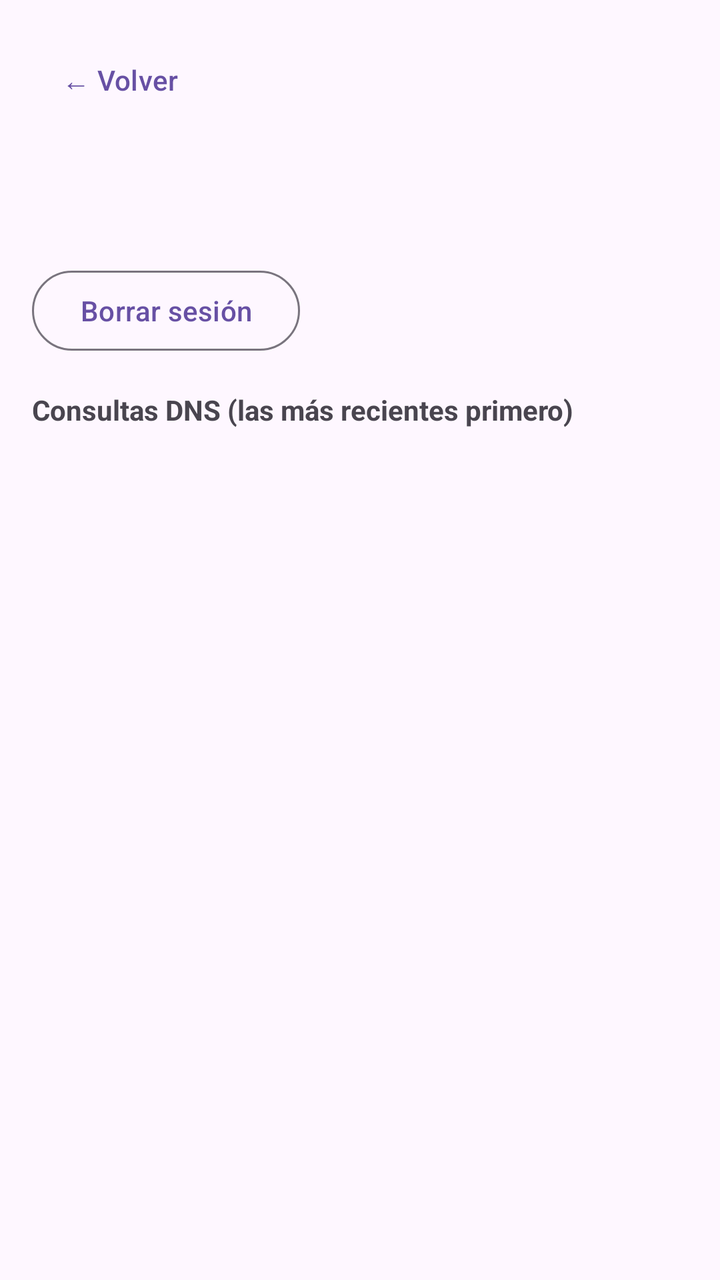
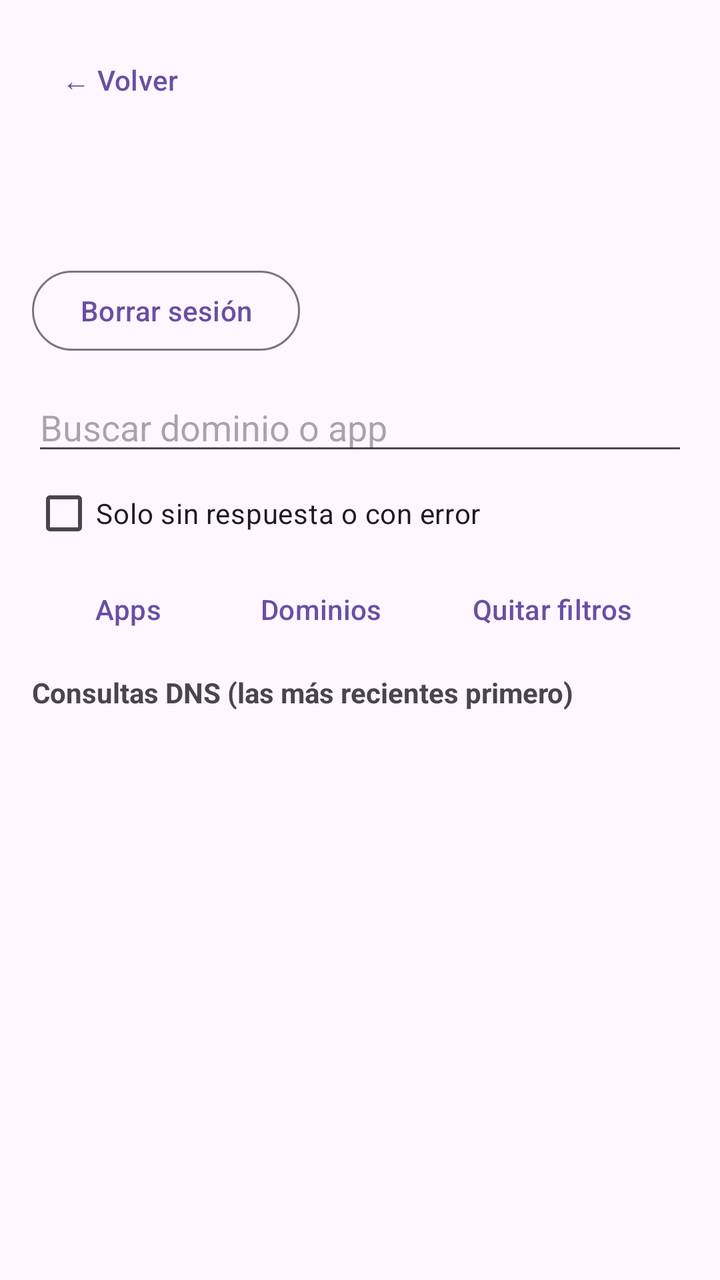

Screens rendered from an Android XML layout before and after an edit, with the pre-edit source and the edit as a unified diff.
<!-- AndroidManifest.xml: application theme Theme.Vigia -->
<!-- res/layout/activity_session_detail.xml -->
<?xml version="1.0" encoding="utf-8"?>
<LinearLayout xmlns:android="http://schemas.android.com/apk/res/android"
    android:layout_width="match_parent"
    android:layout_height="match_parent"
    android:orientation="vertical"
    android:padding="16dp">

    <com.google.android.material.button.MaterialButton
        android:id="@+id/btnVolver"
        style="@style/Widget.Material3.Button.TextButton"
        android:layout_width="wrap_content"
        android:layout_height="wrap_content"
        android:text="@string/volver" />

    <TextView
        android:id="@+id/detTitulo"
        android:layout_width="match_parent"
        android:layout_height="wrap_content"
        android:textSize="24sp"
        android:textStyle="bold" />

    <TextView
        android:id="@+id/detResumen"
        android:layout_width="match_parent"
        android:layout_height="wrap_content"
        android:layout_marginTop="8dp"
        android:textSize="14sp" />

    <com.google.android.material.button.MaterialButton
        android:id="@+id/btnBorrar"
        style="@style/Widget.Material3.Button.OutlinedButton"
        android:layout_width="wrap_content"
        android:layout_height="wrap_content"
        android:layout_marginTop="8dp"
        android:text="@string/borrar" />

    <TextView
        android:layout_width="match_parent"
        android:layout_height="wrap_content"
        android:layout_marginTop="16dp"
        android:text="@string/cabecera_eventos"
        android:textSize="14sp"
        android:textStyle="bold" />

    <TextView
        android:id="@+id/detVacio"
        android:layout_width="match_parent"
        android:layout_height="wrap_content"
        android:layout_marginTop="8dp"
        android:text="@string/sin_eventos"
        android:textSize="14sp"
        android:visibility="gone" />

    <ListView
        android:id="@+id/listaEventos"
        android:layout_width="match_parent"
        android:layout_height="0dp"
        android:layout_marginTop="4dp"
        android:layout_weight="1" />
</LinearLayout>
<!-- resources referenced by this layout -->
<resources>
  <string name="borrar">Borrar sesión</string>
  <string name="cabecera_eventos">Consultas DNS (las más recientes primero)</string>
  <string name="sin_eventos">Esta sesión no tiene consultas registradas.</string>
  <string name="volver">← Volver</string>
  <style name="Theme.Vigia" parent="Theme.Material3.DayNight.NoActionBar" />
</resources>

<!-- the commit's change to res/layout/activity_session_detail.xml (unified diff, before → after) -->
@@ -34,10 +34,63 @@
         android:layout_marginTop="8dp"
         android:text="@string/borrar" />
 
+    <EditText
+        android:id="@+id/etBuscar"
+        android:layout_width="match_parent"
+        android:layout_height="wrap_content"
+        android:layout_marginTop="12dp"
+        android:hint="@string/buscar_hint"
+        android:importantForAutofill="no"
+        android:inputType="text"
+        android:maxLines="1" />
+
+    <com.google.android.material.checkbox.MaterialCheckBox
+        android:id="@+id/chkFallidas"
+        android:layout_width="match_parent"
+        android:layout_height="wrap_content"
+        android:text="@string/solo_fallidas" />
+
+    <LinearLayout
+        android:layout_width="match_parent"
+        android:layout_height="wrap_content"
+        android:orientation="horizontal">
+
+        <com.google.android.material.button.MaterialButton
+            android:id="@+id/btnApps"
+            style="@style/Widget.Material3.Button.TextButton"
+            android:layout_width="0dp"
+            android:layout_height="wrap_content"
+            android:layout_weight="1"
+            android:text="@string/btn_apps" />
+
+        <com.google.android.material.button.MaterialButton
+            android:id="@+id/btnDominios"
+            style="@style/Widget.Material3.Button.TextButton"
+            android:layout_width="0dp"
+            android:layout_height="wrap_content"
+            android:layout_weight="1"
+            android:text="@string/btn_dominios" />
+
+        <com.google.android.material.button.MaterialButton
+            android:id="@+id/btnLimpiar"
+            style="@style/Widget.Material3.Button.TextButton"
+            android:layout_width="0dp"
+            android:layout_height="wrap_content"
+            android:layout_weight="1.4"
+            android:text="@string/quitar_filtros" />
+    </LinearLayout>
+
+    <TextView
+        android:id="@+id/detFiltro"
+        android:layout_width="match_parent"
+        android:layout_height="wrap_content"
+        android:textSize="13sp"
+        android:visibility="gone" />
+
     <TextView
         android:layout_width="match_parent"
         android:layout_height="wrap_content"
-        android:layout_marginTop="16dp"
+        android:layout_marginTop="8dp"
         android:text="@string/cabecera_eventos"
         android:textSize="14sp"
         android:textStyle="bold" />
<!-- resource entries referenced after the edit -->
@@ -1,8 +1,13 @@
 <!-- resources referenced by this layout -->
 <resources>
   <string name="borrar">Borrar sesión</string>
+  <string name="btn_apps">Apps</string>
+  <string name="btn_dominios">Dominios</string>
+  <string name="buscar_hint">Buscar dominio o app</string>
   <string name="cabecera_eventos">Consultas DNS (las más recientes primero)</string>
+  <string name="quitar_filtros">Quitar filtros</string>
   <string name="sin_eventos">Esta sesión no tiene consultas registradas.</string>
+  <string name="solo_fallidas">Solo sin respuesta o con error</string>
   <string name="volver">← Volver</string>
   <style name="Theme.Vigia" parent="Theme.Material3.DayNight.NoActionBar" />
 </resources>
